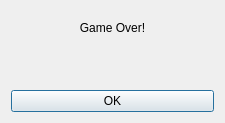
Above: enddialog.ui from tohlh/Luzhanqi before the change. Below: the same form after it.
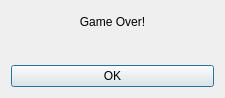
That is the form after the change.

Patch:
```diff
--- a/enddialog.ui
+++ b/enddialog.ui
@@ -7,7 +7,7 @@
     <x>0</x>
     <y>0</y>
     <width>225</width>
-    <height>123</height>
+    <height>98</height>
    </rect>
   </property>
   <property name="windowTitle">
```
